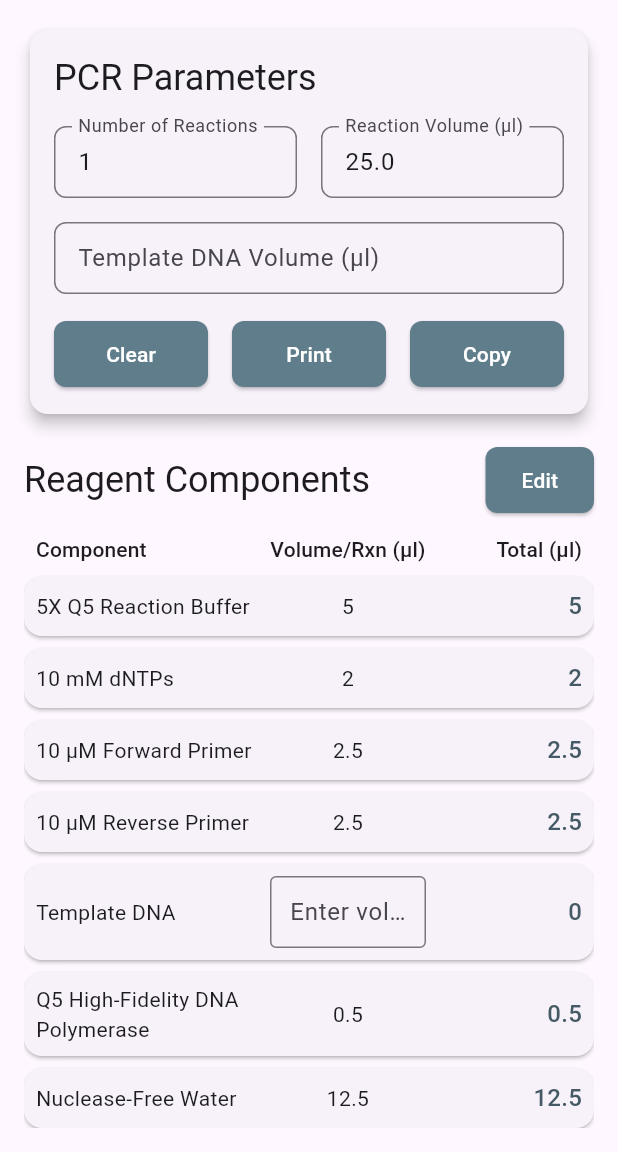
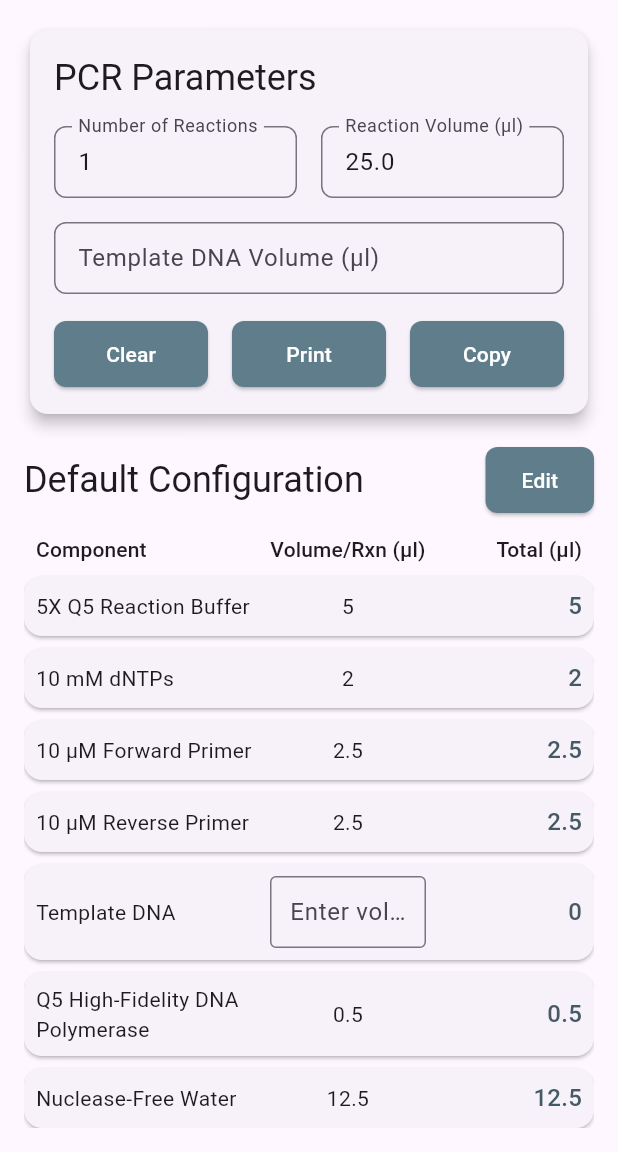
Before and after one commit to alextu870719/Lab-Studio, a Flutter app: the screen it shows after launch, on a phone screen of 412 x 824 dp, the part 84-1236 px from its top. Run offline on Flutter 3.47's test engine with Material 3 defaults, Android fonts, the phone set to English and light mode, and no system bars; our stand-ins replace printing, shared_preferences.

Commit message:
Replace 'Reagent Components' with dynamic configuration name
Features updated:
- Remove static 'Reagent Components' title
- Display current configuration name as main title
- Add ability to edit configuration name by clicking on it in edit mode
- Visual indicator (edit icon) when configuration name is editable
- Save dialog now pre-fills with current configuration name
- Loading configurations updates the displayed name
- Saving configurations updates the current name

This makes it clear which configuration is currently active and allows for easy renaming.

```diff
--- a/lib/main.dart
+++ b/lib/main.dart
@@ -151,6 +151,7 @@ class _PcrCalculatorPageState extends State<PcrCalculatorPage> {
 
   final Map<String, bool> _reagentInclusionStatus = {}; // New map to manage inclusion status
   bool _isEditMode = false;
+  String _currentConfigurationName = 'Default Configuration';
 
   final List<Reagent> _reagents = [
     Reagent(name: '5X Q5 Reaction Buffer', proportion: 5.0 / 25.0),
@@ -327,7 +328,7 @@ class _PcrCalculatorPageState extends State<PcrCalculatorPage> {
   }
 
   Future<void> _saveConfiguration() async {
-    final TextEditingController nameController = TextEditingController();
+    final TextEditingController nameController = TextEditingController(text: _currentConfigurationName);
 
     await showDialog(
       context: context,
@@ -387,6 +388,11 @@ class _PcrCalculatorPageState extends State<PcrCalculatorPage> {
 
       // Save back to preferences
       await prefs.setStringList('saved_configurations', existingConfigs);
+
+      // Update current configuration name
+      setState(() {
+        _currentConfigurationName = name;
+      });
 
       if (mounted) {
         ScaffoldMessenger.of(context).showSnackBar(
@@ -495,11 +501,51 @@ class _PcrCalculatorPageState extends State<PcrCalculatorPage> {
       _reagentInclusionStatus.clear();
       _reagentInclusionStatus.addAll(config.reagentInclusionStatus);
 
+      // Update current configuration name
+      _currentConfigurationName = config.name;
+
       _calculateVolumes();
     });
 
     ScaffoldMessenger.of(context).showSnackBar(
       SnackBar(content: Text('Configuration "${config.name}" loaded')),
+    );
+  }
+
+  Future<void> _editConfigurationName() async {
+    final TextEditingController nameController = TextEditingController(text: _currentConfigurationName);
+
+    await showDialog(
+      context: context,
+      builder: (BuildContext context) {
+        return AlertDialog(
+          title: const Text('Edit Configuration Name'),
+          content: TextField(
+            controller: nameController,
+            decoration: const InputDecoration(
+              labelText: 'Configuration Name',
+              hintText: 'Enter a name for this configuration',
+            ),
+          ),
+          actions: [
+            TextButton(
+              onPressed: () => Navigator.of(context).pop(),
+              child: const Text('Cancel'),
+            ),
+            TextButton(
+              onPressed: () {
+                if (nameController.text.trim().isNotEmpty) {
+                  setState(() {
+                    _currentConfigurationName = nameController.text.trim();
+                  });
+                }
+                Navigator.of(context).pop();
+              },
+              child: const Text('OK'),
+            ),
+          ],
+        );
+      },
     );
   }
 
@@ -607,9 +653,28 @@ class _PcrCalculatorPageState extends State<PcrCalculatorPage> {
             Row(
               mainAxisAlignment: MainAxisAlignment.spaceBetween,
               children: [
-                Text(
-                  'Reagent Components',
-                  style: Theme.of(context).textTheme.headlineSmall,
+                Expanded(
+                  child: GestureDetector(
+                    onTap: _isEditMode ? _editConfigurationName : null,
+                    child: Row(
+                      children: [
+                        Flexible(
+                          child: Text(
+                            _currentConfigurationName,
+                            style: Theme.of(context).textTheme.headlineSmall?.copyWith(
+                              color: _isEditMode ? Colors.blue : null,
+                            ),
+                            overflow: TextOverflow.ellipsis,
+                          ),
+                        ),
+                        if (_isEditMode)
+                          const Padding(
+                            padding: EdgeInsets.only(left: 4.0),
+                            child: Icon(Icons.edit, size: 18, color: Colors.blue),
+                          ),
+                      ],
+                    ),
+                  ),
                 ),
                 ElevatedButton(
                   onPressed: () {
```
